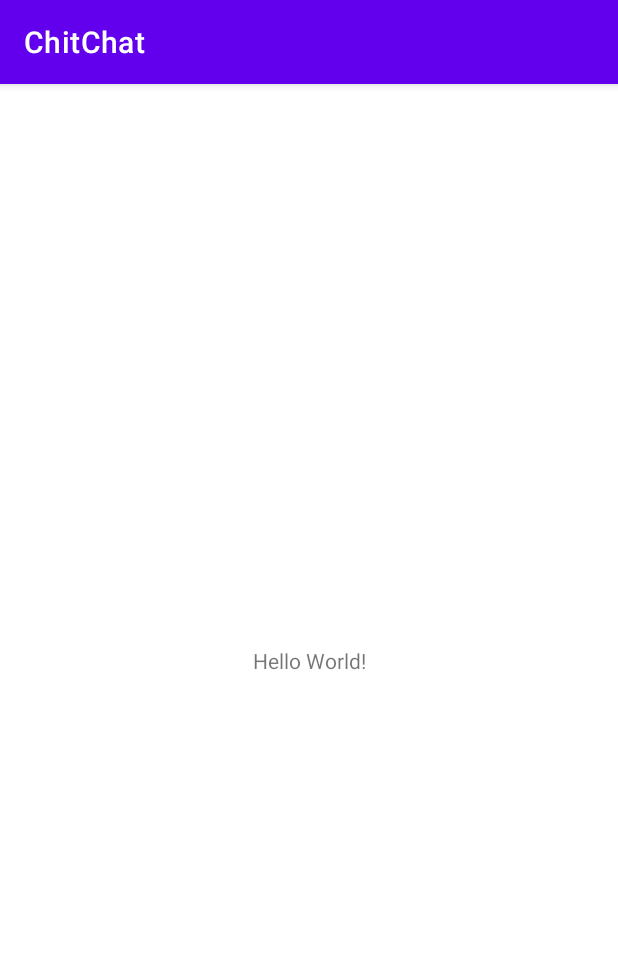
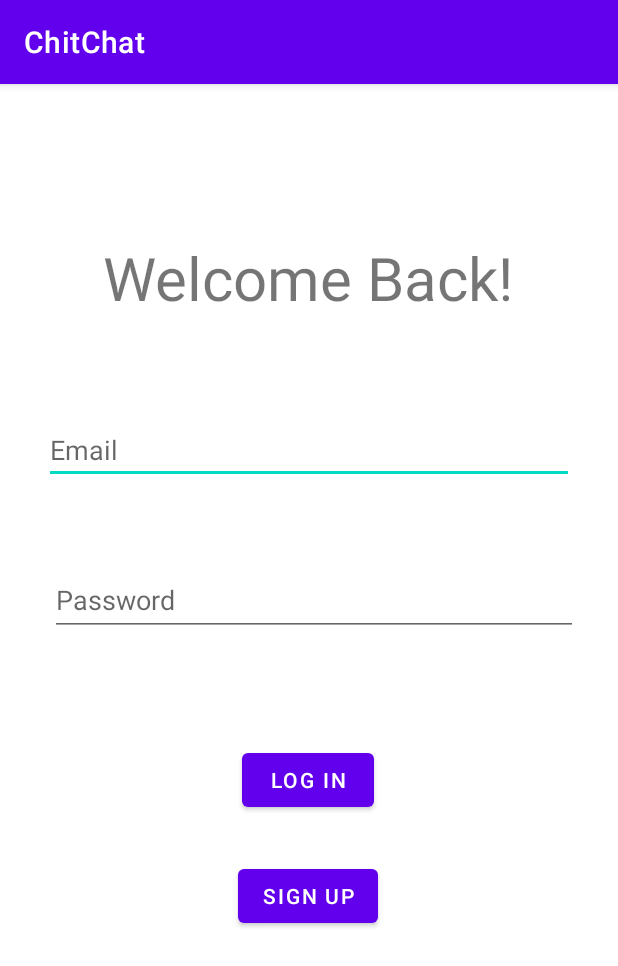
Before and after one commit to HariomJoshi/ChitChat, an Android app: the screen it shows after launch (MainActivity before the commit, LogIn after it), on a phone screen of 412 x 824 dp. Shown: the top 966 px of the screen. Run offline under Robolectric (Android 15) with nearby library versions, the phone set to English and light mode, and no system bars.

Commit message:
Added login page

```diff
--- a/app/build.gradle
+++ b/app/build.gradle
@@ -4,7 +4,7 @@ plugins {
 }
 
 android {
-    compileSdkVersion 30
+    compileSdkVersion 31
     buildToolsVersion "30.0.3"
 
     defaultConfig {
--- a/app/src/main/AndroidManifest.xml
+++ b/app/src/main/AndroidManifest.xml
@@ -9,15 +9,16 @@
         android:roundIcon="@mipmap/ic_launcher_round"
         android:supportsRtl="true"
         android:theme="@style/Theme.ChitChat">
-        <activity android:name=".signUp"></activity>
-        <activity android:name=".login" />
-        <activity android:name=".MainActivity">
+        <activity android:name=".SignUp"></activity>
+        <activity android:name=".LogIn">
             <intent-filter>
                 <action android:name="android.intent.action.MAIN" />
 
                 <category android:name="android.intent.category.LAUNCHER" />
             </intent-filter>
         </activity>
+        <activity android:name=".MainActivity">
+        </activity>
     </application>
 
 </manifest>
--- /dev/null
+++ b/app/src/main/java/com/example/chitchat/LogIn.kt
@@ -0,0 +1,37 @@
+package com.example.chitchat
+
+import android.content.Intent
+import androidx.appcompat.app.AppCompatActivity
+import android.os.Bundle
+import android.widget.Button
+import android.widget.EditText
+import android.widget.Toast
+
+class LogIn : AppCompatActivity() {
+
+    private lateinit var edtEmail: EditText
+    private lateinit var edtPassword: EditText
+    private lateinit var btnLogin: Button
+    private lateinit var btnSignup: Button
+
+    override fun onCreate(savedInstanceState: Bundle?) {
+        super.onCreate(savedInstanceState)
+        setContentView(R.layout.activity_login)
+
+        edtEmail = findViewById(R.id.edtEmail)
+        edtPassword = findViewById(R.id.edtPassword)
+        btnLogin = findViewById(R.id.btnLogin)
+        btnSignup = findViewById(R.id.btnSignup)
+
+        // opening sign up activity
+        btnSignup.setOnClickListener{
+            val intent = Intent(this, SignUp::class.java)
+            startActivity(intent)
+        }
+
+        // log in button
+        btnLogin.setOnClickListener{
+            Toast.makeText(applicationContext, "Logging in..",Toast.LENGTH_SHORT).show();
+        }
+    }
+}
--- a/app/src/main/java/com/example/chitchat/login.kt
+++ b/app/src/main/java/com/example/chitchat/SignUp.kt
@@ -3,9 +3,9 @@ package com.example.chitchat
 import androidx.appcompat.app.AppCompatActivity
 import android.os.Bundle
 
-class login : AppCompatActivity() {
+class SignUp : AppCompatActivity() {
     override fun onCreate(savedInstanceState: Bundle?) {
         super.onCreate(savedInstanceState)
-        setContentView(R.layout.activity_login)
+        setContentView(R.layout.activity_sign_up)
     }
 }
--- a/app/src/main/java/com/example/chitchat/signUp.kt
+++ /dev/null
@@ -1,11 +0,0 @@
-package com.example.chitchat
-
-import androidx.appcompat.app.AppCompatActivity
-import android.os.Bundle
-
-class signUp : AppCompatActivity() {
-    override fun onCreate(savedInstanceState: Bundle?) {
-        super.onCreate(savedInstanceState)
-        setContentView(R.layout.activity_sign_up)
-    }
-}
--- a/app/src/main/res/layout/activity_login.xml
+++ b/app/src/main/res/layout/activity_login.xml
@@ -4,6 +4,82 @@
     xmlns:tools="http://schemas.android.com/tools"
     android:layout_width="match_parent"
     android:layout_height="match_parent"
-    tools:context=".login">
+    tools:context=".LogIn">
+
+    <TextView
+        android:id="@+id/textView"
+        android:layout_width="wrap_content"
+        android:layout_height="wrap_content"
+        android:layout_marginStart="68dp"
+        android:layout_marginTop="102dp"
+        android:layout_marginEnd="69dp"
+        android:layout_marginBottom="71dp"
+        android:text="Welcome Back!"
+        android:textSize="40sp"
+        app:layout_constraintBottom_toTopOf="@+id/edtEmail"
+        app:layout_constraintEnd_toEndOf="parent"
+        app:layout_constraintStart_toStartOf="parent"
+        app:layout_constraintTop_toTopOf="parent"
+        android:layout_marginLeft="68dp"
+        android:layout_marginRight="69dp" />
+
+    <EditText
+        android:id="@+id/edtEmail"
+        android:layout_width="353dp"
+        android:layout_height="43dp"
+        android:layout_marginStart="101dp"
+        android:layout_marginTop="67dp"
+        android:layout_marginEnd="101dp"
+        android:ems="10"
+        android:hint="Email"
+        android:inputType="textPersonName"
+        app:layout_constraintEnd_toEndOf="parent"
+        app:layout_constraintStart_toStartOf="parent"
+        app:layout_constraintTop_toBottomOf="@+id/textView" />
+
+    <EditText
+        android:id="@+id/edtPassword"
+        android:layout_width="352dp"
+        android:layout_height="48dp"
+        android:layout_marginStart="38dp"
+        android:layout_marginTop="53dp"
+        android:layout_marginEnd="32dp"
+        android:ems="10"
+        android:hint="Password"
+        android:inputType="textPersonName"
+        app:layout_constraintEnd_toEndOf="parent"
+        app:layout_constraintStart_toStartOf="parent"
+        app:layout_constraintTop_toBottomOf="@+id/edtEmail"
+        android:layout_marginLeft="38dp"
+        android:layout_marginRight="32dp" />
+
+    <Button
+        android:id="@+id/btnLogin"
+        android:layout_width="wrap_content"
+        android:layout_height="wrap_content"
+        android:layout_marginStart="158dp"
+        android:layout_marginTop="72dp"
+        android:layout_marginEnd="159dp"
+        android:text="Log In"
+        app:layout_constraintEnd_toEndOf="parent"
+        app:layout_constraintStart_toStartOf="parent"
+        app:layout_constraintTop_toBottomOf="@+id/edtPassword"
+        android:layout_marginLeft="158dp"
+        android:layout_marginRight="159dp" />
+
+    <Button
+        android:id="@+id/btnSignup"
+        android:layout_width="wrap_content"
+        android:layout_height="wrap_content"
+        android:layout_marginStart="158dp"
+        android:layout_marginTop="29dp"
+        android:layout_marginEnd="159dp"
+        android:text="Sign up"
+        app:layout_constraintEnd_toEndOf="parent"
+        app:layout_constraintStart_toStartOf="parent"
+        app:layout_constraintTop_toBottomOf="@+id/btnLogin"
+        android:layout_marginLeft="158dp"
+        android:layout_marginRight="159dp" />
+
 
 </androidx.constraintlayout.widget.ConstraintLayout>
--- a/app/src/main/res/layout/activity_sign_up.xml
+++ b/app/src/main/res/layout/activity_sign_up.xml
@@ -4,6 +4,6 @@
     xmlns:tools="http://schemas.android.com/tools"
     android:layout_width="match_parent"
     android:layout_height="match_parent"
-    tools:context=".signUp">
+    tools:context=".SignUp">
 
 </androidx.constraintlayout.widget.ConstraintLayout>
```
